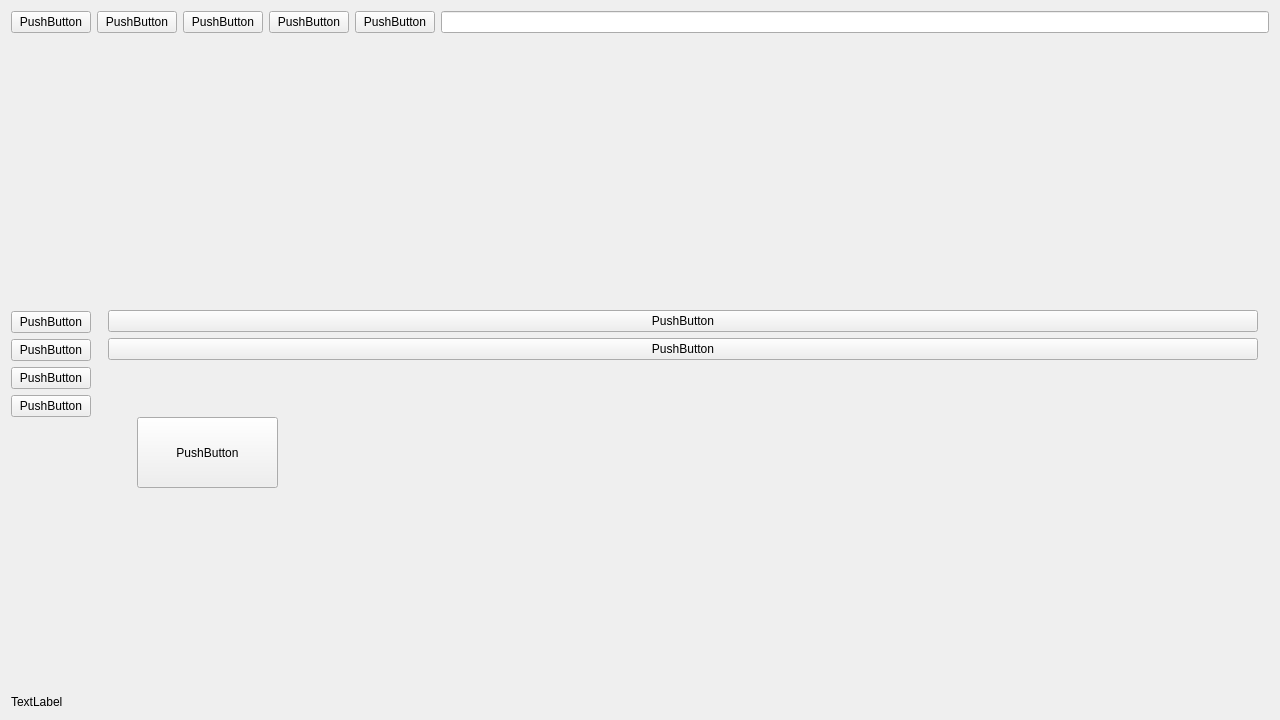
This is GameTrackerV2/mainwindow.ui in Zazkya/game-tracker-v2 as Qt 5 draws it before an edit. The edited form follows.
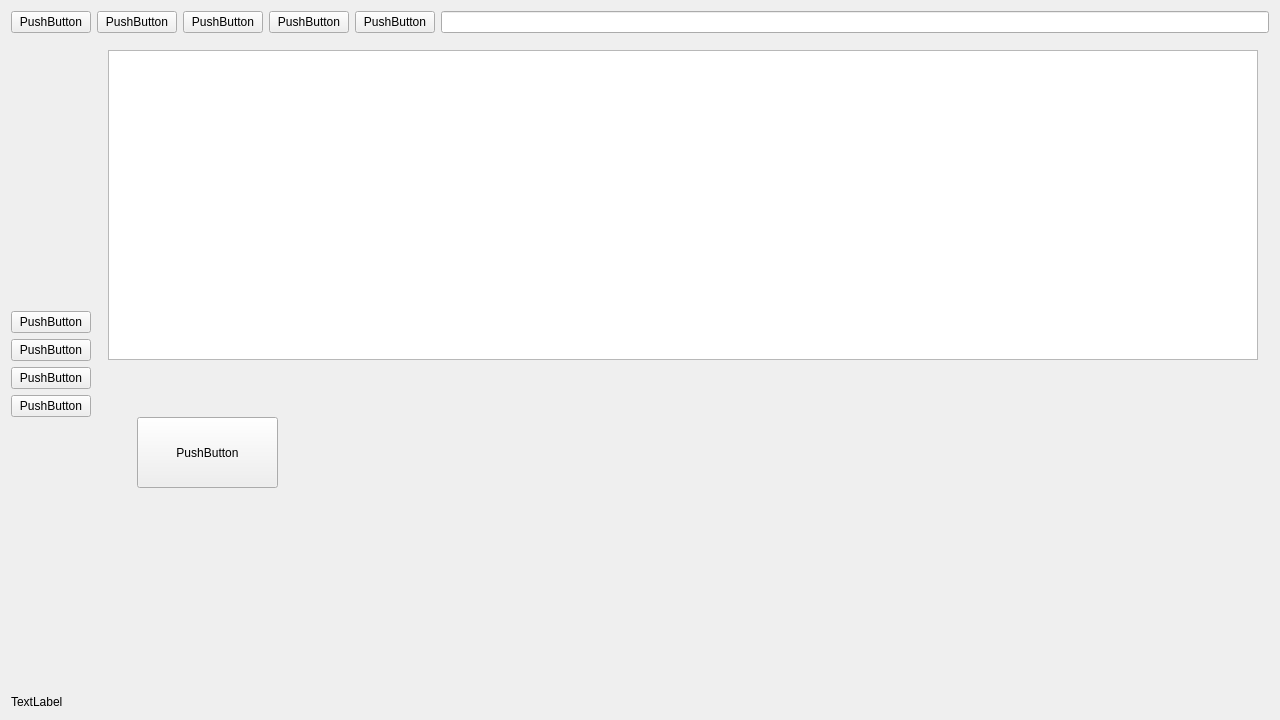
This is the edited form.

Commit message: tested download and display image. tested auto adding from api added table selection models and slots

Patch:
```diff
--- a/GameTrackerV2/mainwindow.ui
+++ b/GameTrackerV2/mainwindow.ui
@@ -132,31 +132,7 @@
         <widget class="QWidget" name="page_3">
          <layout class="QVBoxLayout" name="verticalLayout_3">
           <item>
-           <spacer name="verticalSpacer_3">
-            <property name="orientation">
-             <enum>Qt::Vertical</enum>
-            </property>
-            <property name="sizeHint" stdset="0">
-             <size>
-              <width>20</width>
-              <height>40</height>
-             </size>
-            </property>
-           </spacer>
-          </item>
-          <item>
-           <widget class="QPushButton" name="pushButton_13">
-            <property name="text">
-             <string>PushButton</string>
-            </property>
-           </widget>
-          </item>
-          <item>
-           <widget class="QPushButton" name="pushButton_10">
-            <property name="text">
-             <string>PushButton</string>
-            </property>
-           </widget>
+           <widget class="QTableView" name="tableView"/>
           </item>
          </layout>
         </widget>
```
The commit also changes 6 other files.
